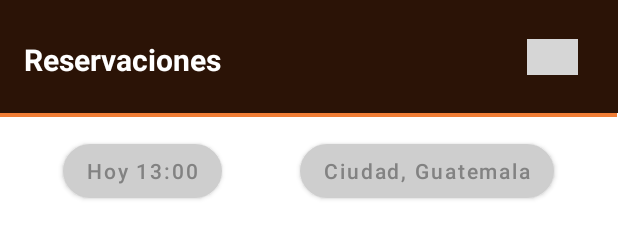
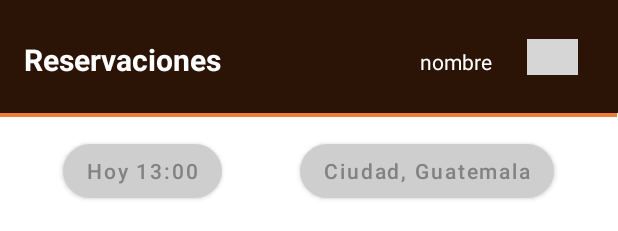
Before and after one commit to Catherine1998/EasyBookingApp, an Android app: the layout activity_inicio.xml on its own in the app's theme, with its tools: preview values and no code run, on a phone screen of 412 x 824 dp. Shown: the top 231 px of the screen. Run offline under Robolectric (Android 15) with nearby library versions, the phone set to English and light mode, and no system bars; grey boxes are pictures that could not be loaded.

Commit message:
Mensaje de bienvenida y nombre de usuario

```diff
--- a/app/src/main/res/layout/activity_inicio.xml
+++ b/app/src/main/res/layout/activity_inicio.xml
@@ -78,6 +78,7 @@
         app:layout_constraintHorizontal_bias="0.0"
         app:layout_constraintStart_toStartOf="parent" />
 
+
     <androidx.appcompat.widget.Toolbar
         android:id="@+id/toolbar7"
         android:layout_width="415dp"
@@ -89,7 +90,6 @@
         app:layout_constraintHorizontal_bias="1.0"
         app:layout_constraintStart_toStartOf="parent"
         app:layout_constraintTop_toTopOf="parent" />
-
 
     <TextView
         android:id="@+id/textView3"
@@ -436,4 +436,19 @@
         app:layout_constraintStart_toStartOf="parent"
         app:layout_constraintTop_toBottomOf="@+id/textView11" />
 
+    <TextView
+        android:id="@+id/nombreUsu"
+        android:layout_width="wrap_content"
+        android:layout_height="wrap_content"
+        android:layout_marginStart="270dp"
+        android:layout_marginTop="31dp"
+        android:layout_marginEnd="71dp"
+        android:layout_marginBottom="25dp"
+        android:text="@string/textViewNombre"
+        android:textColor="@color/white"
+        app:layout_constraintBottom_toBottomOf="@+id/toolbar7"
+        app:layout_constraintEnd_toEndOf="@+id/toolbar7"
+        app:layout_constraintStart_toStartOf="@+id/toolbar7"
+        app:layout_constraintTop_toTopOf="@+id/toolbar7" />
+
 </androidx.constraintlayout.widget.ConstraintLayout>
--- a/app/src/main/res/values/strings.xml
+++ b/app/src/main/res/values/strings.xml
@@ -113,5 +113,8 @@
     <string name="lblAlerta">¿Desea confirmar las reservaciones?</string>
 
 
+    <string name="textViewNombre">nombre</string>
+
+
 
 </resources>
```
Also changed, not shown: app/src/main/java/com/example/easybookingapp/IniciarSesion.java (+9 -2 lines), app/src/main/java/com/example/easybookingapp/Inicio.java (+7 -1 lines), app/src/main/java/com/example/easybookingapp/Model/login.java (+9 -0 lines).
